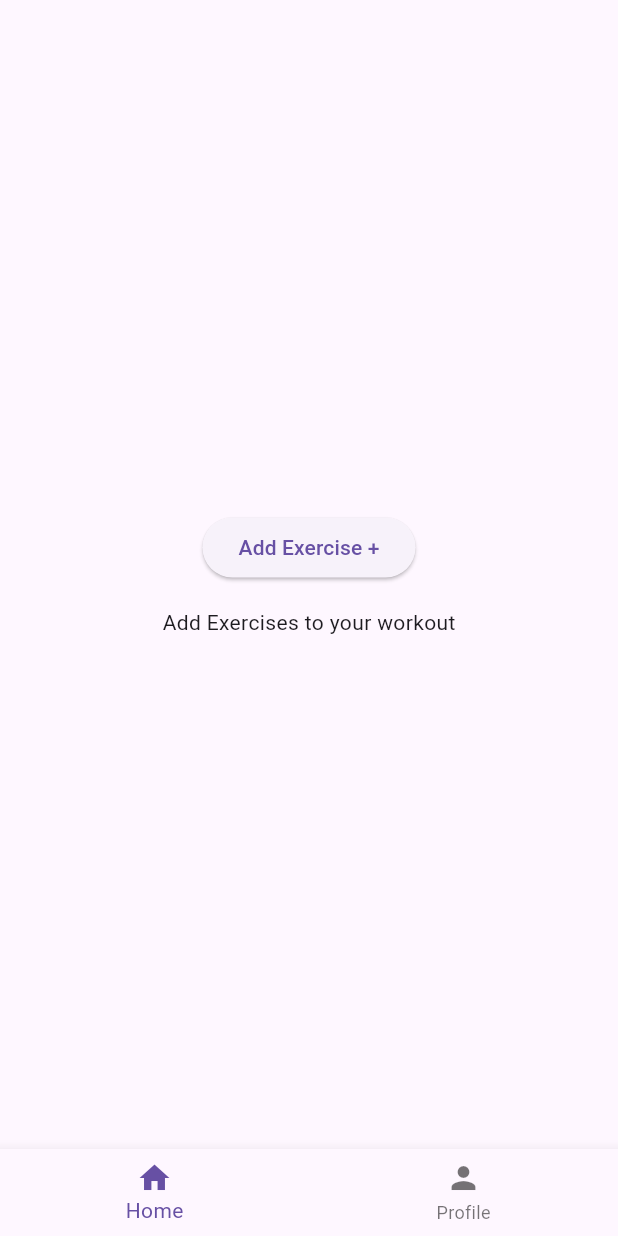
After one commit to Masuxd/TrainingTracker, a Flutter app: the MainLayout screen opened directly, after a tap on "Start a Workout", on a phone screen of 412 x 824 dp. The commit adds this screen. Run offline on Flutter 3.47's test engine with Material 3 defaults, Android fonts, the phone set to English and light mode, and no system bars; our stand-ins replace flutter_login, font_awesome_flutter.

Commit message:
Add initial draft of add workout functionality

```diff
--- a/frontend/lib/common/navigation/app_routes.dart
+++ b/frontend/lib/common/navigation/app_routes.dart
@@ -1,5 +1,6 @@
 import 'package:flutter/material.dart';
 import 'package:frontend/features/auth/login_screen.dart';
+import 'package:frontend/start_workout.dart';
 import '../../profile_screen.dart';
 import '../../features/home/home_screen.dart';
 
@@ -12,6 +13,8 @@ class AppRoutes {
         return MaterialPageRoute(builder: (_) => TrainingTracker());
       case '/profile':
         return MaterialPageRoute(builder: (_) => TrainingProfile());
+      case '/start-workout':
+        return MaterialPageRoute(builder: (_) => StartWorkout());
       default:
         return MaterialPageRoute(
           builder: (_) => Scaffold(
--- a/frontend/lib/features/home/home_screen.dart
+++ b/frontend/lib/features/home/home_screen.dart
@@ -1,6 +1,7 @@
 import 'package:flutter/material.dart';
 import 'package:provider/provider.dart';
 import '../../common/widgets/layout_widget.dart';
+import '../../common/widgets/workout_widget.dart';
 
 class TrainingTracker extends StatelessWidget {
   const TrainingTracker({super.key});
@@ -32,7 +33,9 @@ class HomeScreen extends StatelessWidget {
         mainAxisAlignment: MainAxisAlignment.center,
         children: [
           ElevatedButton(
-            onPressed: null,
+            onPressed: () {
+              Navigator.pushNamed(context, '/start-workout');
+            },
             child: Text('Start a Workout'),
           ),
           SizedBox(height: 15),
@@ -40,6 +43,7 @@ class HomeScreen extends StatelessWidget {
             onPressed: null,
             child: Text('Plan a workout'),
           ),
+          SizedBox(height: 15),
         ],
       ),
     );
--- /dev/null
+++ b/frontend/lib/start_workout.dart
@@ -0,0 +1,70 @@
+import 'package:flutter/material.dart';
+import 'package:provider/provider.dart';
+import 'common/widgets/layout_widget.dart';
+import 'common/widgets/workout_widget.dart';
+import 'common/widgets/select_workout.dart';
+
+class StartWorkout extends StatelessWidget {
+  const StartWorkout({super.key});
+
+  @override
+  Widget build(BuildContext context) {
+    return ChangeNotifierProvider(
+      create: (context) => StartWorkoutState(),
+      child: MainLayout(
+        currentIndex: 0,
+        child: StartWorkoutScreen(),
+      ),
+    );
+  }
+}
+
+class StartWorkoutState extends ChangeNotifier {
+  bool hasWorkout = false;
+  String? selectedWorkout;
+
+  void setWorkout(String? workout) {
+    selectedWorkout = workout;
+    hasWorkout = true;
+    notifyListeners();
+  }
+}
+
+class StartWorkoutScreen extends StatelessWidget {
+  @override
+  Widget build(BuildContext context) {
+    return Center(
+      child: Column(
+        mainAxisAlignment: MainAxisAlignment.center,
+        children: [
+          ElevatedButton(
+            onPressed: () async {
+              final selectWorkout = SelectWorkout();
+              String? selectedWorkout = await selectWorkout.show(context);
+              if (selectedWorkout != null) {
+                context.read<StartWorkoutState>().setWorkout(selectedWorkout);
+              }
+            },
+            child: Text('Add Exercise +'),
+          ),
+          Consumer<StartWorkoutState>(
+            builder: (
+              context,
+              workoutState,
+              child,
+            ) {
+              return workoutState.hasWorkout
+                  ? WorkoutWidget(selectedWorkout: workoutState.selectedWorkout)
+                  : Column(
+                      children: [
+                        SizedBox(height: 16),
+                        Text('Add Exercises to your workout'),
+                      ],
+                    );
+            },
+          ),
+        ],
+      ),
+    );
+  }
+}
```
Also changed, not shown: frontend/lib/common/widgets/select_workout.dart (added, +89 -0 lines), frontend/lib/common/widgets/workout_widget.dart (added, +78 -0 lines), frontend/lib/mockExercises.dart (added, +19 -0 lines).
